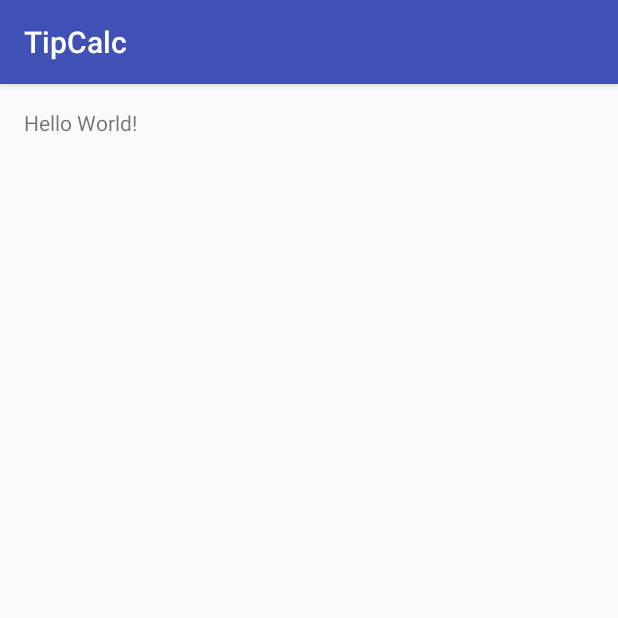
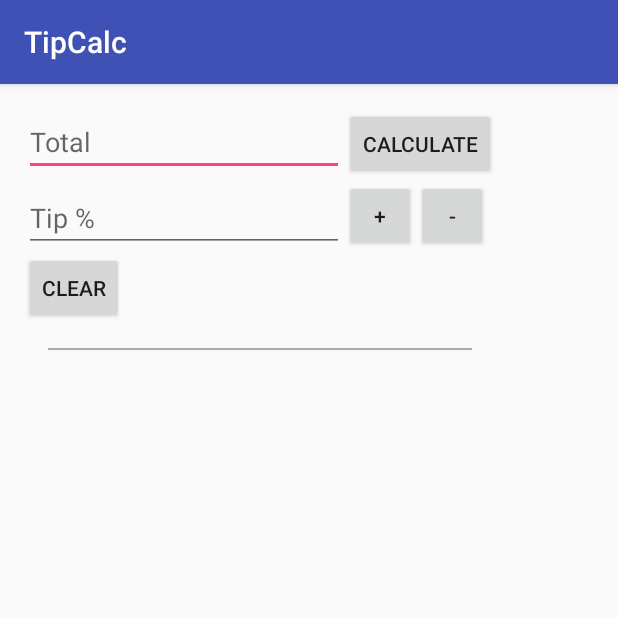
Before and after one commit to marcosmercuri/TipCalc, an Android app: the screen it shows after launch (MainActivity), on a phone screen of 412 x 824 dp, the top half of it. Run offline under Robolectric (Android 15) with nearby library versions, the phone set to English and light mode, and no system bars.

Commit message:
Just the visual of the main activity

```diff
--- a/app/src/main/res/layout/activity_main.xml
+++ b/app/src/main/res/layout/activity_main.xml
@@ -10,8 +10,10 @@
       android:paddingBottom="@dimen/activity_vertical_margin"
       tools:context="course.com.tipcalc.MainActivity">
 
-    <TextView
-          android:text="Hello World!"
-          android:layout_width="wrap_content"
-          android:layout_height="wrap_content" />
+    <include
+        android:layout_width="match_parent"
+        android:layout_height="wrap_content"
+        android:id="@+id/tipContent"
+        layout="@layout/content_tip"
+        />
 </RelativeLayout>
--- /dev/null
+++ b/app/src/main/res/layout/content_tip.xml
@@ -0,0 +1,88 @@
+<?xml version="1.0" encoding="utf-8"?>
+<RelativeLayout xmlns:android="http://schemas.android.com/apk/res/android"
+    android:orientation="vertical" android:layout_width="match_parent"
+    android:layout_height="match_parent">
+
+
+    <EditText
+        android:layout_width="wrap_content"
+        android:layout_height="wrap_content"
+        android:inputType="numberDecimal"
+        android:hint="@string/main.hint.bill"
+        android:ems="10"
+        android:id="@+id/inputBill"
+        android:layout_alignParentTop="true"
+        android:layout_alignParentLeft="true"
+        android:layout_alignParentStart="true" />
+
+    <Button
+        android:layout_width="wrap_content"
+        android:layout_height="wrap_content"
+        android:text="@string/main.button.submit"
+        android:id="@+id/btnSubmit"
+        android:layout_alignParentTop="true"
+        android:layout_toRightOf="@id/inputBill"
+        android:layout_toEndOf="@id/inputBill"/>
+
+    <EditText
+        android:layout_width="wrap_content"
+        android:layout_height="wrap_content"
+        android:inputType="numberSigned"
+        android:hint="@string/main.hint.percentage"
+        android:ems="10"
+        android:id="@+id/inputPercentage"
+        android:layout_alignBottom="@+id/btnIncrease"
+        android:layout_toStartOf="@+id/btnIncrease"
+        android:layout_toLeftOf="@+id/btnIncrease"/>
+
+    <Button style="?android:attr/buttonStyleSmall"
+        android:layout_width="wrap_content"
+        android:layout_height="wrap_content"
+        android:text="@string/main.button.increase"
+        android:id="@+id/btnIncrease"
+        android:layout_below="@+id/btnSubmit"
+        android:layout_alignLeft="@id/btnSubmit"
+        android:layout_alignStart="@id/btnSubmit" />
+
+    <Button style="?android:attr/buttonStyleSmall"
+        android:layout_width="wrap_content"
+        android:layout_height="wrap_content"
+        android:text="@string/main.button.decrease"
+        android:id="@+id/btnDecrease"
+        android:layout_alignTop="@+id/btnIncrease"
+        android:layout_toRightOf="@id/btnIncrease"
+        android:layout_toEndOf="@id/btnIncrease" />
+
+    <Button style="?android:attr/buttonStyleSmall"
+        android:layout_width="wrap_content"
+        android:layout_height="wrap_content"
+        android:text="@string/main.button.clear"
+        android:id="@+id/btnClear"
+        android:layout_below="@+id/inputPercentage"
+        android:layout_alignParentLeft="true"
+        android:layout_alignParentStart="true" />
+
+    <View
+        android:layout_width="wrap_content"
+        android:layout_height="1dp"
+        android:layout_margin="@dimen/activity_horizontal_margin"
+        android:background="@android:color/darker_gray"
+        android:id="@+id/separator"
+        android:layout_below="@id/btnClear"
+        android:layout_alignStart="@id/btnClear"
+        android:layout_alignEnd="@id/btnSubmit"
+        android:layout_alignLeft="@id/btnClear"
+        android:layout_alignRight="@id/btnSubmit" />
+
+    <TextView
+        android:layout_width="wrap_content"
+        android:layout_height="wrap_content"
+        android:layout_marginBottom="@dimen/activity_horizontal_margin"
+        android:textAppearance="?android:attr/textAppearanceLarge"
+        android:id="@+id/txtTip"
+        android:layout_below="@id/separator"
+        android:visibility="gone"
+        android:layout_alignParentLeft="true"
+        android:layout_alignParentStart="false" />
+
+</RelativeLayout>
--- a/app/src/main/res/values/strings.xml
+++ b/app/src/main/res/values/strings.xml
@@ -1,3 +1,13 @@
 <resources>
     <string name="app_name">TipCalc</string>
+    <string name="main.button.submit">Calculate</string>
+    <string name="main.hint.bill">Total</string>
+    <string name="main.hint.percentage">Tip %</string>
+    <string name="main.button.increase">+</string>
+    <string name="main.button.decrease">-</string>
+    <string name="main.button.clear">Clear</string>
+    <string name="main.notice.clear">No recent tips</string>
+    <string name="main.menu.action.about">About</string>
+
+    <string name="global.message.tip">Tip %,.1f</string>
 </resources>
```
